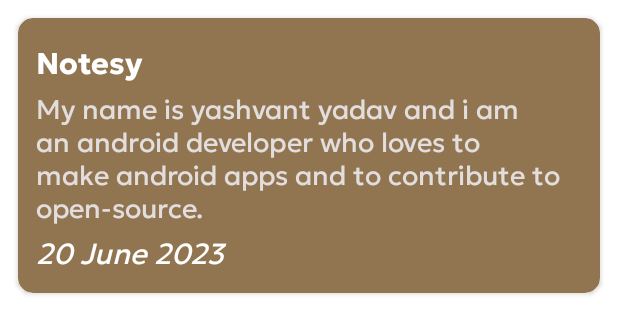
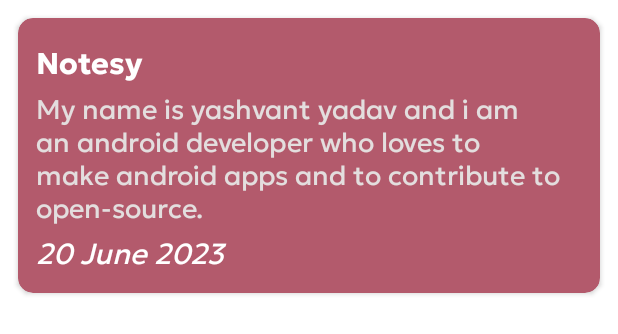
Before and after one commit to YadavYashvant/Notesy, an Android app: the layout item_note.xml on its own in the app's theme, with its tools: preview values and no code run, on a phone screen of 412 x 824 dp. Shown: the top 334 px of the screen. Run offline under Robolectric (Android 15) with nearby library versions, the phone set to English and light mode, and no system bars.

Commit message:
UI changes

```diff
--- a/app/src/main/res/layout/item_note.xml
+++ b/app/src/main/res/layout/item_note.xml
@@ -9,7 +9,7 @@
         android:layout_height="wrap_content"
         android:layout_margin="12dp"
         app:cardCornerRadius="10dp"
-        app:cardBackgroundColor="#917551"
+        app:cardBackgroundColor="#B35A6C"
         >
         <LinearLayout
             android:layout_margin="12dp"
```
